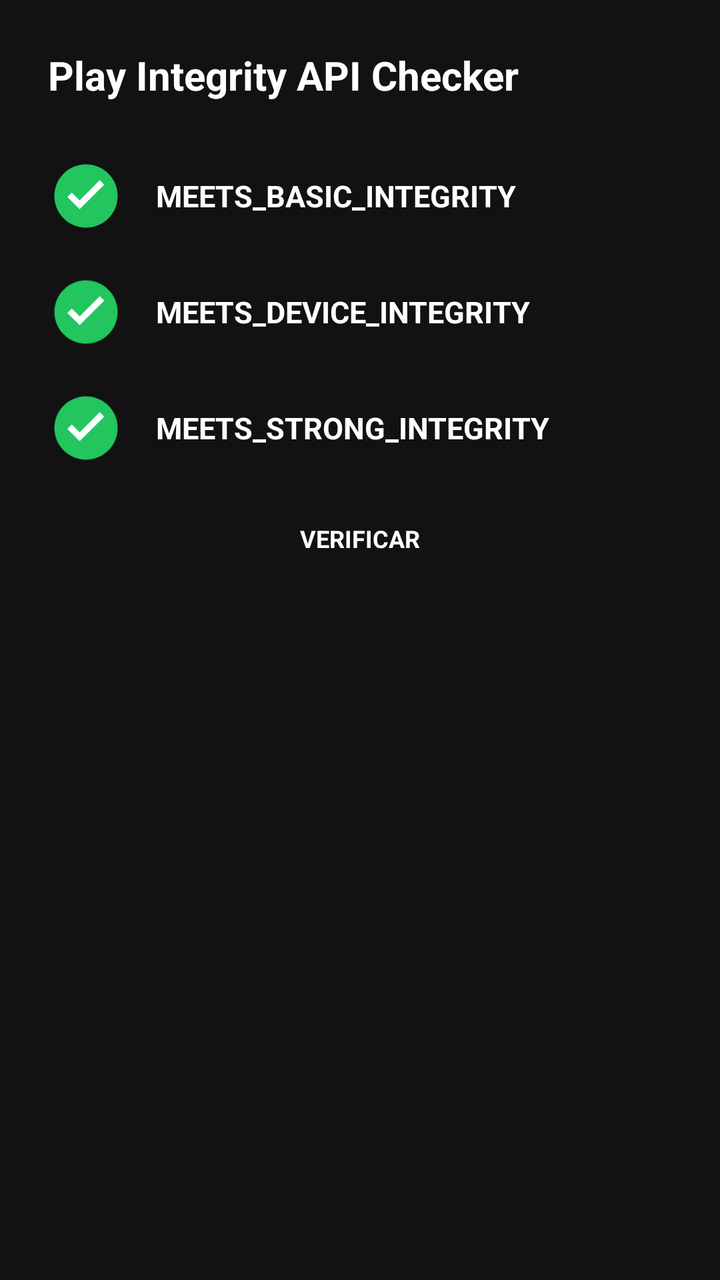
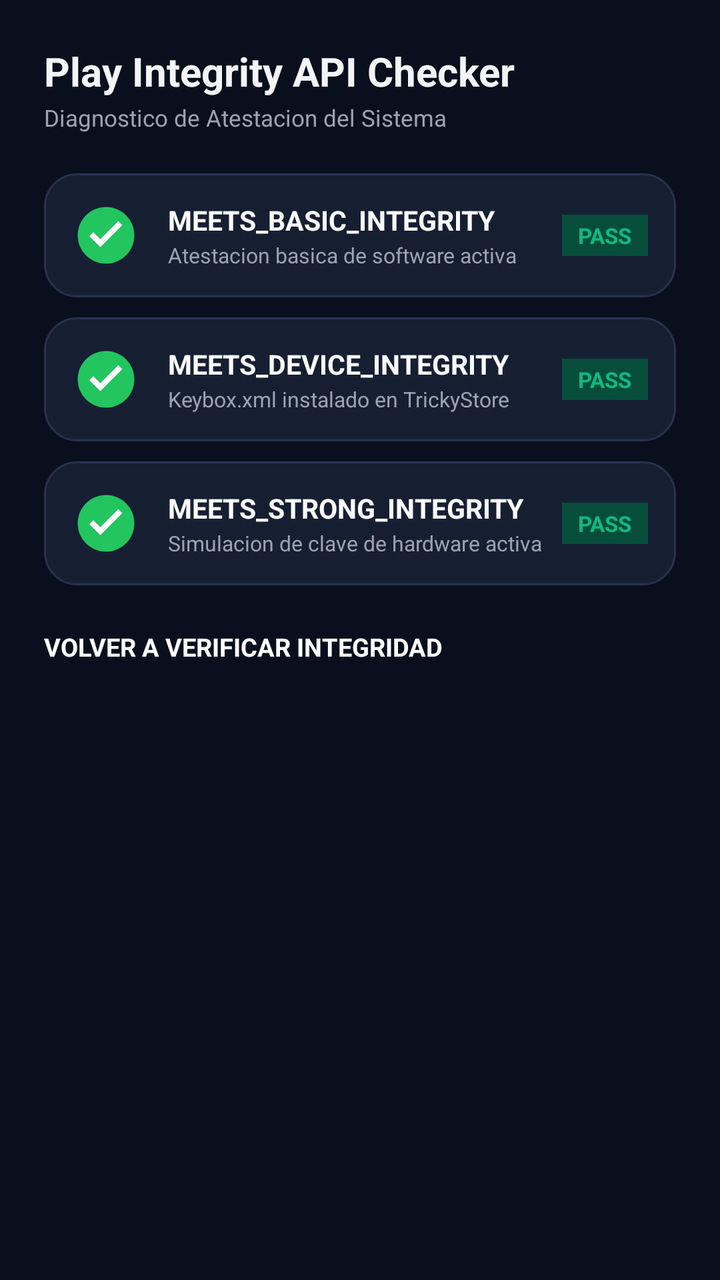

Compare the two renders of this Android layout. The source of the first and the diff that turns it into the second are given below.
<!-- AndroidManifest.xml: application theme android:Theme.Material.NoActionBar -->
<!-- res/layout/dialog_integrity_checker.xml -->
<?xml version="1.0" encoding="utf-8"?>
<LinearLayout xmlns:android="http://schemas.android.com/apk/res/android"
    android:layout_width="match_parent"
    android:layout_height="wrap_content"
    android:orientation="vertical"
    android:padding="24dp"
    android:background="#121212">

    
    <TextView
        android:layout_width="match_parent"
        android:layout_height="wrap_content"
        android:text="Play Integrity API Checker"
        android:textSize="20sp"
        android:textStyle="bold"
        android:textColor="#FFFFFF"
        android:layout_marginBottom="28dp" />

    
    <LinearLayout
        android:layout_width="match_parent"
        android:layout_height="wrap_content"
        android:orientation="horizontal"
        android:gravity="center_vertical"
        android:layout_marginBottom="20dp">

        <ImageView
            android:id="@+id/imgBasicCheck"
            android:layout_width="38dp"
            android:layout_height="38dp"
            android:src="@drawable/ic_pass_check"
            android:layout_marginRight="16dp" />

        <TextView
            android:layout_width="wrap_content"
            android:layout_height="wrap_content"
            android:text="MEETS_BASIC_INTEGRITY"
            android:textSize="15sp"
            android:textStyle="bold"
            android:textColor="#FFFFFF" />
    </LinearLayout>

    
    <LinearLayout
        android:layout_width="match_parent"
        android:layout_height="wrap_content"
        android:orientation="horizontal"
        android:gravity="center_vertical"
        android:layout_marginBottom="20dp">

        <ImageView
            android:id="@+id/imgDeviceCheck"
            android:layout_width="38dp"
            android:layout_height="38dp"
            android:src="@drawable/ic_pass_check"
            android:layout_marginRight="16dp" />

        <TextView
            android:layout_width="wrap_content"
            android:layout_height="wrap_content"
            android:text="MEETS_DEVICE_INTEGRITY"
            android:textSize="15sp"
            android:textStyle="bold"
            android:textColor="#FFFFFF" />
    </LinearLayout>

    
    <LinearLayout
        android:layout_width="match_parent"
        android:layout_height="wrap_content"
        android:orientation="horizontal"
        android:gravity="center_vertical"
        android:layout_marginBottom="28dp">

        <ImageView
            android:id="@+id/imgStrongCheck"
            android:layout_width="38dp"
            android:layout_height="38dp"
            android:src="@drawable/ic_pass_check"
            android:layout_marginRight="16dp" />

        <TextView
            android:layout_width="wrap_content"
            android:layout_height="wrap_content"
            android:text="MEETS_STRONG_INTEGRITY"
            android:textSize="15sp"
            android:textStyle="bold"
            android:textColor="#FFFFFF" />
    </LinearLayout>

    
    <Button
        android:id="@+id/btnRecheckIntegrity"
        android:layout_width="wrap_content"
        android:layout_height="42dp"
        android:layout_gravity="center_horizontal"
        android:text="VERIFICAR"
        android:textSize="12sp"
        android:textStyle="bold"
        android:textColor="#FFFFFF"
        android:backgroundTint="#1F2937"
        android:paddingLeft="24dp"
        android:paddingRight="24dp" />

</LinearLayout>
<!-- resources referenced by this layout -->
<resources>
  <!-- drawable ic_pass_check (drawable) -->
  <vector xmlns:android="http://schemas.android.com/apk/res/android"
      android:width="36dp"
      android:height="36dp"
      android:viewportWidth="24"
      android:viewportHeight="24">
    <path
        android:fillColor="#22C55E"
        android:pathData="M12,2C6.48,2 2,6.48 2,12s4.48,10 10,10 10,-4.48 10,-10S17.52,2 12,2z"/>
    <path
        android:fillColor="#FFFFFF"
        android:pathData="M9.99,16.17l-3.88,-3.88 1.41,-1.41 2.47,2.47 6.36,-6.36 1.41,1.41z"/>
  </vector>
</resources>

<!-- the commit's change to res/layout/dialog_integrity_checker.xml (unified diff, before → after) -->
@@ -3,103 +3,207 @@
     android:layout_width="match_parent"
     android:layout_height="wrap_content"
     android:orientation="vertical"
-    android:padding="24dp"
-    android:background="#121212">
-
-    
-    <TextView
-        android:layout_width="match_parent"
-        android:layout_height="wrap_content"
-        android:text="Play Integrity API Checker"
-        android:textSize="20sp"
+    android:padding="22dp"
+    android:background="#0A0F1D">
+
+    
+    <LinearLayout
+        android:layout_width="match_parent"
+        android:layout_height="wrap_content"
+        android:orientation="vertical"
+        android:layout_marginBottom="20dp">
+
+        <TextView
+            android:layout_width="wrap_content"
+            android:layout_height="wrap_content"
+            android:text="Play Integrity API Checker"
+            android:textSize="20sp"
+            android:textStyle="bold"
+            android:textColor="#F3F4F6" />
+
+        <TextView
+            android:layout_width="wrap_content"
+            android:layout_height="wrap_content"
+            android:text="Diagnostico de Atestacion del Sistema"
+            android:textSize="11.5sp"
+            android:textColor="#9CA3AF"
+            android:layout_marginTop="2dp" />
+    </LinearLayout>
+
+    
+    <LinearLayout
+        android:layout_width="match_parent"
+        android:layout_height="wrap_content"
+        android:orientation="horizontal"
+        android:gravity="center_vertical"
+        android:padding="14dp"
+        android:background="@drawable/card_shape"
+        android:layout_marginBottom="10dp">
+
+        <ImageView
+            android:id="@+id/imgBasicCheck"
+            android:layout_width="34dp"
+            android:layout_height="34dp"
+            android:src="@drawable/ic_pass_check"
+            android:layout_marginRight="14dp" />
+
+        <LinearLayout
+            android:layout_width="0dp"
+            android:layout_height="wrap_content"
+            android:layout_weight="1"
+            android:orientation="vertical">
+
+            <TextView
+                android:layout_width="wrap_content"
+                android:layout_height="wrap_content"
+                android:text="MEETS_BASIC_INTEGRITY"
+                android:textSize="13.5sp"
+                android:textStyle="bold"
+                android:textColor="#F9FAFB" />
+
+            <TextView
+                android:layout_width="wrap_content"
+                android:layout_height="wrap_content"
+                android:text="Atestacion basica de software activa"
+                android:textSize="10.5sp"
+                android:textColor="#9CA3AF"
+                android:layout_marginTop="1dp" />
+        </LinearLayout>
+
+        <TextView
+            android:id="@+id/tvBasicBadge"
+            android:layout_width="wrap_content"
+            android:layout_height="wrap_content"
+            android:text="PASS"
+            android:textSize="11sp"
+            android:textStyle="bold"
+            android:textColor="#10B981"
+            android:background="#064E3B"
+            android:paddingLeft="8dp"
+            android:paddingRight="8dp"
+            android:paddingTop="3dp"
+            android:paddingBottom="3dp" />
+    </LinearLayout>
+
+    
+    <LinearLayout
+        android:layout_width="match_parent"
+        android:layout_height="wrap_content"
+        android:orientation="horizontal"
+        android:gravity="center_vertical"
+        android:padding="14dp"
+        android:background="@drawable/card_shape"
+        android:layout_marginBottom="10dp">
+
+        <ImageView
+            android:id="@+id/imgDeviceCheck"
+            android:layout_width="34dp"
+            android:layout_height="34dp"
+            android:src="@drawable/ic_pass_check"
+            android:layout_marginRight="14dp" />
+
+        <LinearLayout
+            android:layout_width="0dp"
+            android:layout_height="wrap_content"
+            android:layout_weight="1"
+            android:orientation="vertical">
+
+            <TextView
+                android:layout_width="wrap_content"
+                android:layout_height="wrap_content"
+                android:text="MEETS_DEVICE_INTEGRITY"
+                android:textSize="13.5sp"
+                android:textStyle="bold"
+                android:textColor="#F9FAFB" />
+
+            <TextView
+                android:layout_width="wrap_content"
+                android:layout_height="wrap_content"
+                android:text="Keybox.xml instalado en TrickyStore"
+                android:textSize="10.5sp"
+                android:textColor="#9CA3AF"
+                android:layout_marginTop="1dp" />
+        </LinearLayout>
+
+        <TextView
+            android:id="@+id/tvDeviceBadge"
+            android:layout_width="wrap_content"
+            android:layout_height="wrap_content"
+            android:text="PASS"
+            android:textSize="11sp"
+            android:textStyle="bold"
+            android:textColor="#10B981"
+            android:background="#064E3B"
+            android:paddingLeft="8dp"
+            android:paddingRight="8dp"
+            android:paddingTop="3dp"
+            android:paddingBottom="3dp" />
+    </LinearLayout>
+
+    
+    <LinearLayout
+        android:layout_width="match_parent"
+        android:layout_height="wrap_content"
+        android:orientation="horizontal"
+        android:gravity="center_vertical"
+        android:padding="14dp"
+        android:background="@drawable/card_shape"
+        android:layout_marginBottom="22dp">
+
+        <ImageView
+            android:id="@+id/imgStrongCheck"
+            android:layout_width="34dp"
+            android:layout_height="34dp"
+            android:src="@drawable/ic_pass_check"
+            android:layout_marginRight="14dp" />
+
+        <LinearLayout
+            android:layout_width="0dp"
+            android:layout_height="wrap_content"
+            android:layout_weight="1"
+            android:orientation="vertical">
+
+            <TextView
+                android:layout_width="wrap_content"
+                android:layout_height="wrap_content"
+                android:text="MEETS_STRONG_INTEGRITY"
+                android:textSize="13.5sp"
+                android:textStyle="bold"
+                android:textColor="#F9FAFB" />
+
+            <TextView
+                android:layout_width="wrap_content"
+                android:layout_height="wrap_content"
+                android:text="Simulacion de clave de hardware activa"
+                android:textSize="10.5sp"
+                android:textColor="#9CA3AF"
+                android:layout_marginTop="1dp" />
+        </LinearLayout>
+
+        <TextView
+            android:id="@+id/tvStrongBadge"
+            android:layout_width="wrap_content"
+            android:layout_height="wrap_content"
+            android:text="PASS"
+            android:textSize="11sp"
+            android:textStyle="bold"
+            android:textColor="#10B981"
+            android:background="#064E3B"
+            android:paddingLeft="8dp"
+            android:paddingRight="8dp"
+            android:paddingTop="3dp"
+            android:paddingBottom="3dp" />
+    </LinearLayout>
+
+    
+    <Button
+        android:id="@+id/btnRecheckIntegrity"
+        android:layout_width="match_parent"
+        android:layout_height="46dp"
+        android:text="VOLVER A VERIFICAR INTEGRIDAD"
+        android:textSize="12.5sp"
         android:textStyle="bold"
         android:textColor="#FFFFFF"
-        android:layout_marginBottom="28dp" />
-
-    
-    <LinearLayout
-        android:layout_width="match_parent"
-        android:layout_height="wrap_content"
-        android:orientation="horizontal"
-        android:gravity="center_vertical"
-        android:layout_marginBottom="20dp">
-
-        <ImageView
-            android:id="@+id/imgBasicCheck"
-            android:layout_width="38dp"
-            android:layout_height="38dp"
-            android:src="@drawable/ic_pass_check"
-            android:layout_marginRight="16dp" />
-
-        <TextView
-            android:layout_width="wrap_content"
-            android:layout_height="wrap_content"
-            android:text="MEETS_BASIC_INTEGRITY"
-            android:textSize="15sp"
-            android:textStyle="bold"
-            android:textColor="#FFFFFF" />
-    </LinearLayout>
-
-    
-    <LinearLayout
-        android:layout_width="match_parent"
-        android:layout_height="wrap_content"
-        android:orientation="horizontal"
-        android:gravity="center_vertical"
-        android:layout_marginBottom="20dp">
-
-        <ImageView
-            android:id="@+id/imgDeviceCheck"
-            android:layout_width="38dp"
-            android:layout_height="38dp"
-            android:src="@drawable/ic_pass_check"
-            android:layout_marginRight="16dp" />
-
-        <TextView
-            android:layout_width="wrap_content"
-            android:layout_height="wrap_content"
-            android:text="MEETS_DEVICE_INTEGRITY"
-            android:textSize="15sp"
-            android:textStyle="bold"
-            android:textColor="#FFFFFF" />
-    </LinearLayout>
-
-    
-    <LinearLayout
-        android:layout_width="match_parent"
-        android:layout_height="wrap_content"
-        android:orientation="horizontal"
-        android:gravity="center_vertical"
-        android:layout_marginBottom="28dp">
-
-        <ImageView
-            android:id="@+id/imgStrongCheck"
-            android:layout_width="38dp"
-            android:layout_height="38dp"
-            android:src="@drawable/ic_pass_check"
-            android:layout_marginRight="16dp" />
-
-        <TextView
-            android:layout_width="wrap_content"
-            android:layout_height="wrap_content"
-            android:text="MEETS_STRONG_INTEGRITY"
-            android:textSize="15sp"
-            android:textStyle="bold"
-            android:textColor="#FFFFFF" />
-    </LinearLayout>
-
-    
-    <Button
-        android:id="@+id/btnRecheckIntegrity"
-        android:layout_width="wrap_content"
-        android:layout_height="42dp"
-        android:layout_gravity="center_horizontal"
-        android:text="VERIFICAR"
-        android:textSize="12sp"
-        android:textStyle="bold"
-        android:textColor="#FFFFFF"
-        android:backgroundTint="#1F2937"
-        android:paddingLeft="24dp"
-        android:paddingRight="24dp" />
+        android:backgroundTint="#0D9488" />
 
 </LinearLayout>
<!-- resource entries referenced after the edit -->
@@ -1,5 +1,12 @@
 <!-- resources referenced by this layout -->
 <resources>
+  <!-- drawable card_shape (drawable) -->
+  <?xml version="1.0" encoding="utf-8"?>
+  <shape xmlns:android="http://schemas.android.com/apk/res/android">
+      <solid android:color="#161F32" />
+      <corners android:radius="16dp" />
+      <stroke android:width="1dp" android:color="#26334D" />
+  </shape>
   <!-- drawable ic_pass_check (drawable) -->
   <vector xmlns:android="http://schemas.android.com/apk/res/android"
       android:width="36dp"
